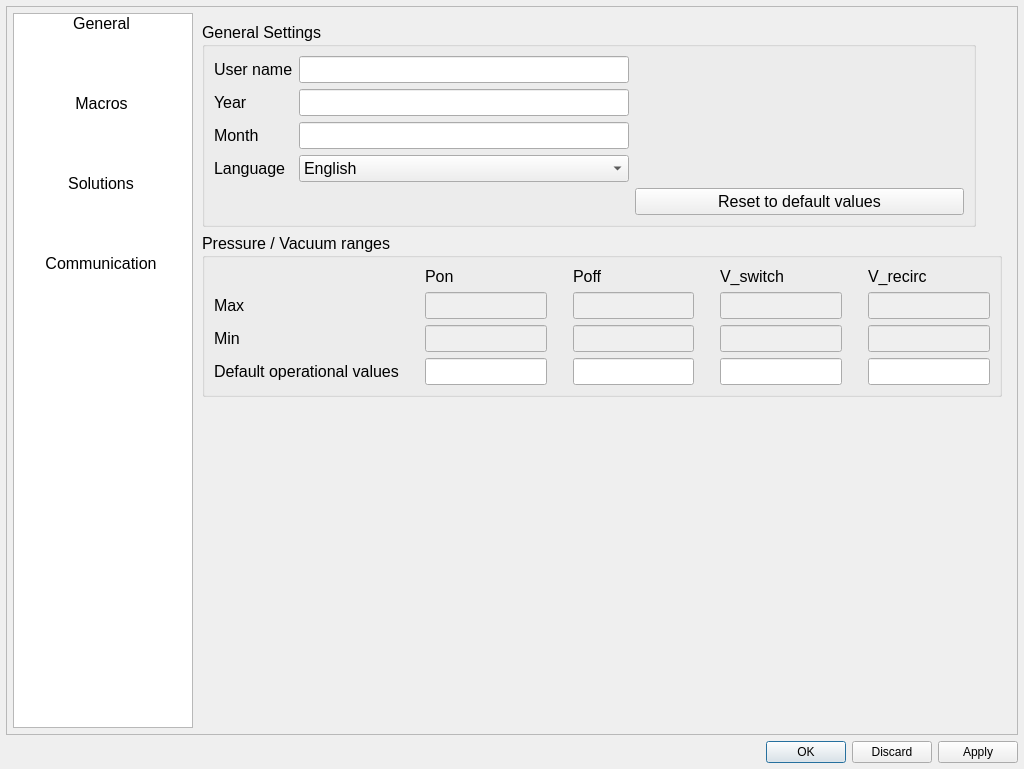
Qt form apps/Lab-on-a-tip/Lab-on-a-tip_tools.ui (bellonemauro/Labonatip2.0) before a commit.
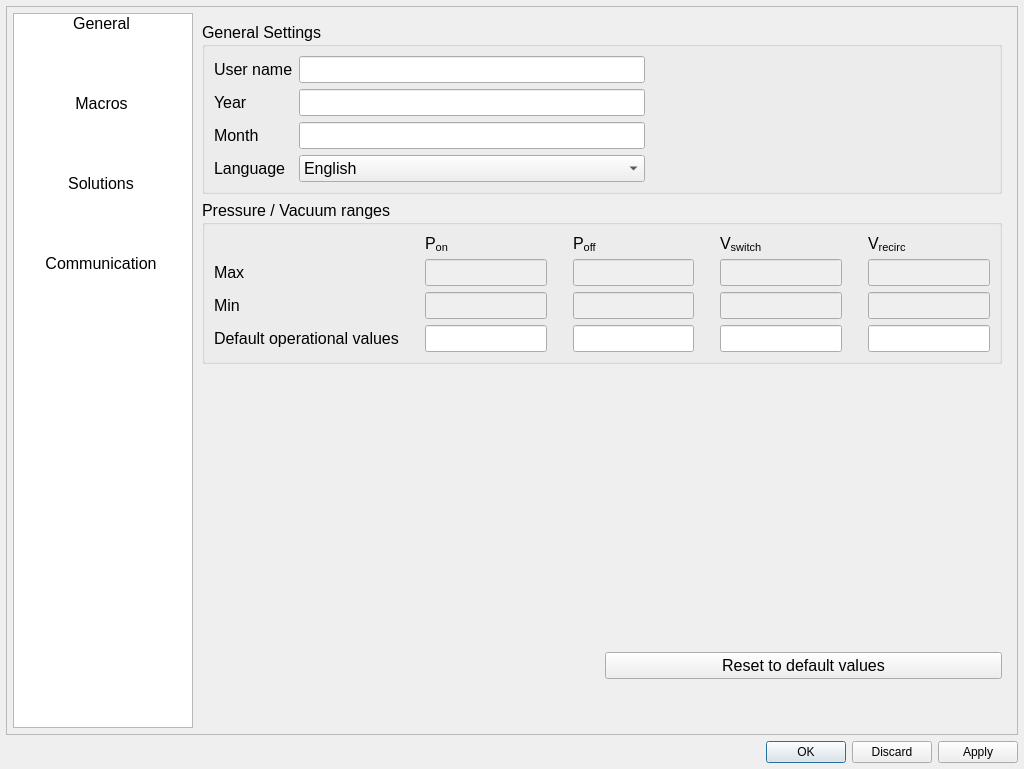
The same form after that commit. The open tabs and pages were chosen to show the change. Icons and pictures are not drawn.

```diff
--- a/apps/Lab-on-a-tip/Lab-on-a-tip_tools.ui
+++ b/apps/Lab-on-a-tip/Lab-on-a-tip_tools.ui
@@ -235,144 +235,6 @@
                </property>
               </spacer>
              </item>
-             <item row="0" column="0">
-              <widget class="QGroupBox" name="groupBox_generalSettings">
-               <property name="minimumSize">
-                <size>
-                 <width>0</width>
-                 <height>100</height>
-                </size>
-               </property>
-               <property name="font">
-                <font>
-                 <pointsize>12</pointsize>
-                </font>
-               </property>
-               <property name="title">
-                <string>General Settings</string>
-               </property>
-               <layout class="QGridLayout" name="gridLayout_13">
-                <item row="3" column="1">
-                 <widget class="QComboBox" name="comboBox_language">
-                  <property name="iconSize">
-                   <size>
-                    <width>50</width>
-                    <height>30</height>
-                   </size>
-                  </property>
-                  <item>
-                   <property name="text">
-                    <string>English</string>
-                   </property>
-                   <property name="icon">
-                    <iconset>
-                     <normaloff>icons/english.png</normaloff>icons/english.png</iconset>
-                   </property>
-                  </item>
-                  <item>
-                   <property name="text">
-                    <string>Svenska</string>
-                   </property>
-                   <property name="icon">
-                    <iconset>
-                     <normaloff>icons/svenska.png</normaloff>icons/svenska.png</iconset>
-                   </property>
-                  </item>
-                  <item>
-                   <property name="text">
-                    <string>Italiano</string>
-                   </property>
-                   <property name="icon">
-                    <iconset>
-                     <normaloff>icons/italiano.png</normaloff>icons/italiano.png</iconset>
-                   </property>
-                  </item>
-                 </widget>
-                </item>
-                <item row="2" column="0">
-                 <widget class="QLabel" name="label_19">
-                  <property name="text">
-                   <string>Month</string>
-                  </property>
-                 </widget>
-                </item>
-                <item row="0" column="2">
-                 <spacer name="horizontalSpacer_5">
-                  <property name="orientation">
-                   <enum>Qt::Horizontal</enum>
-                  </property>
-                  <property name="sizeHint" stdset="0">
-                   <size>
-                    <width>40</width>
-                    <height>20</height>
-                   </size>
-                  </property>
-                 </spacer>
-                </item>
-                <item row="0" column="0">
-                 <widget class="QLabel" name="label_17">
-                  <property name="text">
-                   <string>User name</string>
-                  </property>
-                 </widget>
-                </item>
-                <item row="1" column="1">
-                 <widget class="QLineEdit" name="lineEdit_year">
-                  <property name="accessibleDescription">
-                   <string/>
-                  </property>
-                  <property name="text">
-                   <string notr="true"/>
-                  </property>
-                 </widget>
-                </item>
-                <item row="1" column="0">
-                 <widget class="QLabel" name="label_22">
-                  <property name="text">
-                   <string>Year</string>
-                  </property>
-                 </widget>
-                </item>
-                <item row="0" column="1">
-                 <widget class="QLineEdit" name="lineEdit_userName">
-                  <property name="accessibleName">
-                   <string/>
-                  </property>
-                  <property name="accessibleDescription">
-                   <string/>
-                  </property>
-                  <property name="text">
-                   <string notr="true"/>
-                  </property>
-                 </widget>
-                </item>
-                <item row="2" column="1">
-                 <widget class="QLineEdit" name="lineEdit_month">
-                  <property name="accessibleDescription">
-                   <string/>
-                  </property>
-                  <property name="text">
-                   <string notr="true"/>
-                  </property>
-                 </widget>
-                </item>
-                <item row="3" column="0">
-                 <widget class="QLabel" name="label_15">
-                  <property name="text">
-                   <string>Language</string>
-                  </property>
-                 </widget>
-                </item>
-                <item row="4" column="2">
-                 <widget class="QPushButton" name="pushButton_toDefault">
-                  <property name="text">
-                   <string>Reset to default values</string>
-                  </property>
-                 </widget>
-                </item>
-               </layout>
-              </widget>
-             </item>
              <item row="1" column="0" colspan="2">
               <widget class="QGroupBox" name="groupBox_generalSettings_2">
                <property name="minimumSize">
@@ -510,21 +372,21 @@
                 <item row="0" column="4">
                  <widget class="QLabel" name="label_25">
                   <property name="text">
-                   <string>Poff</string>
+                   <string notr="true">&lt;html&gt;&lt;head/&gt;&lt;body&gt;&lt;p&gt; P&lt;span style=&quot; vertical-align:sub;&quot;&gt;off&lt;/span&gt;&lt;/p&gt;&lt;/body&gt;&lt;/html&gt;</string>
                   </property>
                  </widget>
                 </item>
                 <item row="0" column="2">
                  <widget class="QLabel" name="label_27">
                   <property name="text">
-                   <string>Pon</string>
+                   <string notr="true">&lt;html&gt;&lt;head/&gt;&lt;body&gt;&lt;p&gt; P&lt;span style=&quot; vertical-align:sub;&quot;&gt;on&lt;/span&gt;&lt;/p&gt;&lt;/body&gt;&lt;/html&gt;</string>
                   </property>
                  </widget>
                 </item>
                 <item row="0" column="6">
                  <widget class="QLabel" name="label_26">
                   <property name="text">
-                   <string>V_switch</string>
+                   <string notr="true">&lt;html&gt;&lt;head/&gt;&lt;body&gt;&lt;p&gt; V&lt;span style=&quot; vertical-align:sub;&quot;&gt;switch&lt;/span&gt;&lt;/p&gt;&lt;/body&gt;&lt;/html&gt;</string>
                   </property>
                  </widget>
                 </item>
@@ -578,7 +440,7 @@
                 <item row="0" column="8">
                  <widget class="QLabel" name="label_31">
                   <property name="text">
-                   <string>V_recirc</string>
+                   <string notr="true">&lt;html&gt;&lt;head/&gt;&lt;body&gt;&lt;p&gt; V&lt;span style=&quot; vertical-align:sub;&quot;&gt;recirc&lt;/span&gt;&lt;/p&gt;&lt;/body&gt;&lt;/html&gt;</string>
                   </property>
                  </widget>
                 </item>
@@ -638,6 +500,171 @@
                </layout>
               </widget>
              </item>
+             <item row="4" column="1">
+              <widget class="QPushButton" name="pushButton_toDefault">
+               <property name="font">
+                <font>
+                 <pointsize>12</pointsize>
+                </font>
+               </property>
+               <property name="toolTip">
+                <string>&lt;html&gt;&lt;head/&gt;&lt;body&gt;&lt;p&gt;Reset settings to default values&lt;/p&gt;&lt;/body&gt;&lt;/html&gt;</string>
+               </property>
+               <property name="text">
+                <string>Reset to default values</string>
+               </property>
+              </widget>
+             </item>
+             <item row="0" column="0" colspan="2">
+              <widget class="QGroupBox" name="groupBox_generalSettings">
+               <property name="minimumSize">
+                <size>
+                 <width>0</width>
+                 <height>100</height>
+                </size>
+               </property>
+               <property name="font">
+                <font>
+                 <pointsize>12</pointsize>
+                </font>
+               </property>
+               <property name="title">
+                <string>General Settings</string>
+               </property>
+               <layout class="QGridLayout" name="gridLayout_13">
+                <item row="3" column="1">
+                 <widget class="QComboBox" name="comboBox_language">
+                  <property name="currentText">
+                   <string notr="true">English</string>
+                  </property>
+                  <property name="iconSize">
+                   <size>
+                    <width>50</width>
+                    <height>30</height>
+                   </size>
+                  </property>
+                  <item>
+                   <property name="text">
+                    <string>English</string>
+                   </property>
+                   <property name="icon">
+                    <iconset>
+                     <normaloff>icons/english.png</normaloff>icons/english.png</iconset>
+                   </property>
+                  </item>
+                  <item>
+                   <property name="text">
+                    <string>Svenska</string>
+                   </property>
+                   <property name="icon">
+                    <iconset>
+                     <normaloff>icons/svenska.png</normaloff>icons/svenska.png</iconset>
+                   </property>
+                  </item>
+                  <item>
+                   <property name="text">
+                    <string>Italiano</string>
+                   </property>
+                   <property name="icon">
+                    <iconset>
+                     <normaloff>icons/italiano.png</normaloff>icons/italiano.png</iconset>
+                   </property>
+                  </item>
+                 </widget>
+                </item>
+                <item row="2" column="0">
+                 <widget class="QLabel" name="label_19">
+                  <property name="text">
+                   <string>Month</string>
+                  </property>
+                 </widget>
+                </item>
+                <item row="0" column="2">
+                 <spacer name="horizontalSpacer_5">
+                  <property name="orientation">
+                   <enum>Qt::Horizontal</enum>
+                  </property>
+                  <property name="sizeHint" stdset="0">
+                   <size>
+                    <width>40</width>
+                    <height>20</height>
+                   </size>
+                  </property>
+                 </spacer>
+                </item>
+                <item row="0" column="0">
+                 <widget class="QLabel" name="label_17">
+                  <property name="text">
+                   <string>User name</string>
+                  </property>
+                 </widget>
+                </item>
+                <item row="1" column="1">
+                 <widget class="QLineEdit" name="lineEdit_year">
+                  <property name="accessibleDescription">
+                   <string/>
+                  </property>
+                  <property name="text">
+                   <string notr="true"/>
+                  </property>
+                 </widget>
+                </item>
+                <item row="1" column="0">
+                 <widget class="QLabel" name="label_22">
+                  <property name="text">
+                   <string>Year</string>
+                  </property>
+                 </widget>
+                </item>
+                <item row="0" column="1">
+                 <widget class="QLineEdit" name="lineEdit_userName">
+                  <property name="accessibleName">
+                   <string/>
+                  </property>
+                  <property name="accessibleDescription">
+                   <string/>
+                  </property>
+                  <property name="text">
+                   <string notr="true"/>
+                  </property>
+                 </widget>
+                </item>
+                <item row="2" column="1">
+                 <widget class="QLineEdit" name="lineEdit_month">
+                  <property name="accessibleDescription">
+                   <string/>
+                  </property>
+                  <property name="text">
+                   <string notr="true"/>
+                  </property>
+                 </widget>
+                </item>
+                <item row="3" column="0">
+                 <widget class="QLabel" name="label_15">
+                  <property name="text">
+                   <string>Language</string>
+                  </property>
+                 </widget>
+                </item>
+               </layout>
+              </widget>
+             </item>
+             <item row="5" column="1">
+              <spacer name="verticalSpacer_5">
+               <property name="orientation">
+                <enum>Qt::Vertical</enum>
+               </property>
+               <property name="sizeType">
+                <enum>QSizePolicy::Minimum</enum>
+               </property>
+               <property name="sizeHint" stdset="0">
+                <size>
+                 <width>20</width>
+                 <height>40</height>
+                </size>
+               </property>
+              </spacer>
+             </item>
             </layout>
            </widget>
            <widget class="QWidget" name="page_1">
```
Left out of the diff: 53 changed lines with no effect on the pictures.
